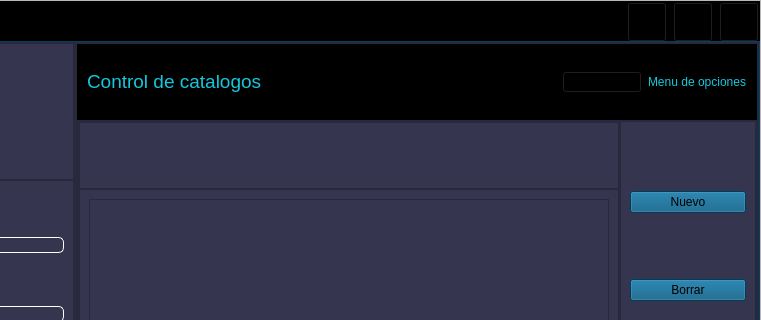
Qt form PracticaC4_1/Gui/ControlWindows.ui (FaTeWendering/PracticaC4_1_admin_database) before a commit; both pictures show x 269 to 1030 and y 0 to 320 of the 1030 by 731 pixel window.
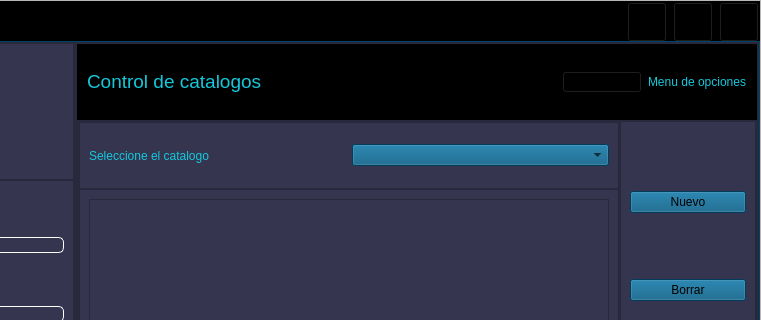
The same form after that commit. The open tabs and pages were chosen to show the change. Icons and pictures are not drawn.

Patch:
```diff
--- a/PracticaC4_1/Gui/ControlWindows.ui
+++ b/PracticaC4_1/Gui/ControlWindows.ui
@@ -720,6 +720,18 @@
                                <property name="frameShadow">
                                 <enum>QFrame::Raised</enum>
                                </property>
+                               <layout class="QHBoxLayout" name="horizontalLayout_44">
+                                <item>
+                                 <widget class="QLabel" name="label_39">
+                                  <property name="text">
+                                   <string>Seleccione el catalogo</string>
+                                  </property>
+                                 </widget>
+                                </item>
+                                <item>
+                                 <widget class="QComboBox" name="combo_catalogo_seleccion"/>
+                                </item>
+                               </layout>
                               </widget>
                              </item>
                              <item>
```
Left out of the diff: 11 changed lines with no effect on the pictures.
